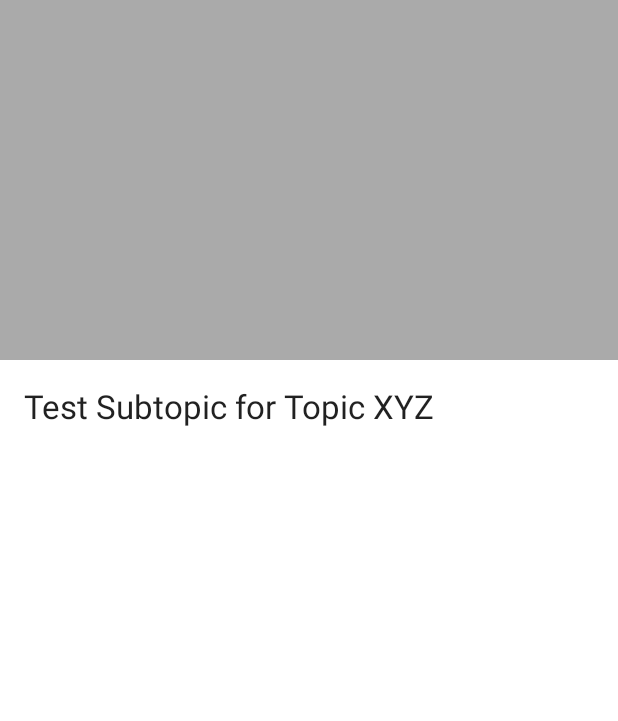
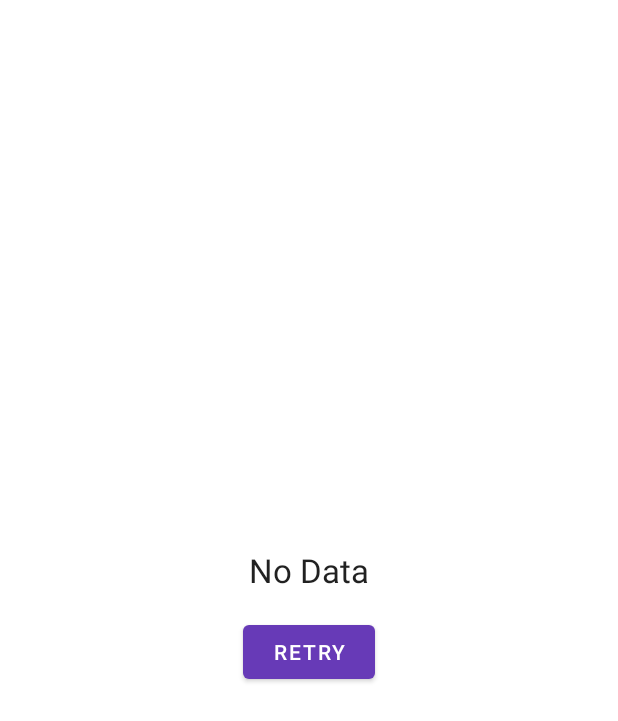
Before and after one commit to VaibhavAWD/E-Learning-App, an Android app: the layout fragment_subtopic.xml on its own in the app's theme, with its tools: preview values and no code run, on a phone screen of 412 x 824 dp. Shown: the top 721 px of the screen. Run offline under Robolectric (Android 15) with nearby library versions, the phone set to English and light mode, and no system bars.

Commit message:
Retry loading only when error occurs

```diff
--- a/app/src/main/res/layout/fragment_subtopic.xml
+++ b/app/src/main/res/layout/fragment_subtopic.xml
@@ -31,6 +31,32 @@
                 android:layout_gravity="center" />
 
         </FrameLayout>
+
+        <LinearLayout
+            android:id="@+id/no_data_container"
+            android:layout_width="match_parent"
+            android:layout_height="match_parent"
+            android:gravity="center"
+            android:orientation="vertical"
+            android:padding="16dp"
+            android:visibility="@{viewmodel.dataAvailable ? View.GONE : View.VISIBLE}">
+
+            <TextView
+                android:id="@+id/no_data_label"
+                android:layout_width="match_parent"
+                android:layout_height="wrap_content"
+                android:gravity="center"
+                android:text="@string/no_data"
+                android:textAppearance="@style/TextAppearance.AppCompat.Large" />
+
+            <com.google.android.material.button.MaterialButton
+                android:id="@+id/btn_retry"
+                android:layout_width="wrap_content"
+                android:layout_height="wrap_content"
+                android:layout_marginTop="16dp"
+                android:text="@string/retry" />
+
+        </LinearLayout>
 
         <ScrollView
             android:id="@+id/subtopic_scroll_container"
@@ -77,15 +103,6 @@
 
         </ScrollView>
 
-        <TextView
-            android:id="@+id/no_data"
-            android:layout_width="match_parent"
-            android:layout_height="match_parent"
-            android:gravity="center"
-            android:padding="16dp"
-            android:text="@string/no_data"
-            android:visibility="@{viewmodel.dataAvailable ? View.GONE : View.VISIBLE}" />
-
     </LinearLayout>
 
 </layout>
--- a/app/src/main/res/values/strings.xml
+++ b/app/src/main/res/values/strings.xml
@@ -1,5 +1,7 @@
 <resources>
     <string name="app_name">E-Learning</string>
+
+    <string name="retry">Retry</string>
 
     <!--  Input Fields Error Messages  -->
     <string name="error_empty_name">Please enter Name</string>
```
Also changed, not shown: app/src/main/java/com/vaibhavdhunde/app/elearning/ui/subjects/SubjectsBindings.kt (+0 -9 lines), app/src/main/java/com/vaibhavdhunde/app/elearning/ui/subtopic/SubtopicFragment.kt (+7 -0 lines), app/src/main/java/com/vaibhavdhunde/app/elearning/ui/subtopics/SubtopicsFragment.kt (+3 -5 lines), app/src/main/java/com/vaibhavdhunde/app/elearning/ui/topics/TopicsFragment.kt (+3 -4 lines), app/src/main/res/layout/fragment_subjects.xml (+20 -11 lines), app/src/main/res/layout/fragment_subtopics.xml (+19 -10 lines), app/src/main/res/layout/fragment_topics.xml (+19 -10 lines).
